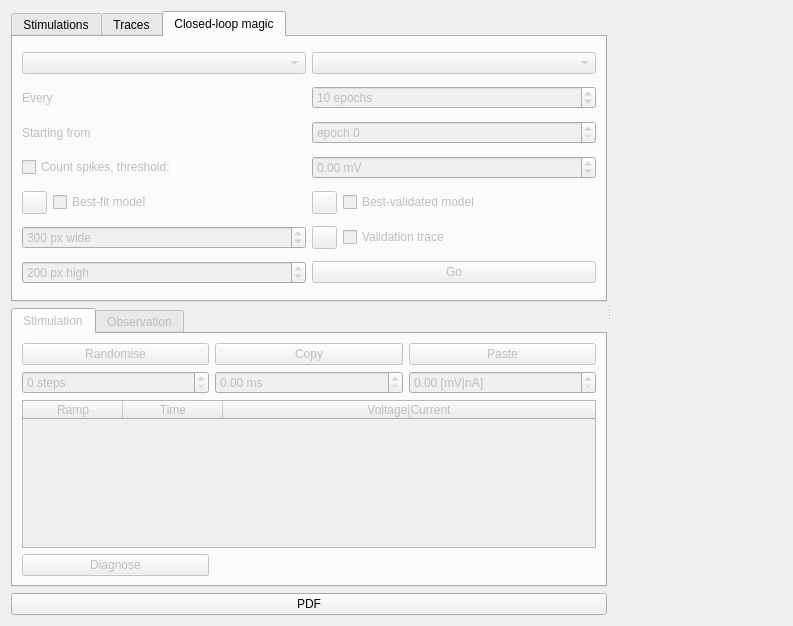
This is src/gui/stimulationcreator.ui in CompEphys-team/rtdo as Qt 5 draws it before an edit. The edited form follows.
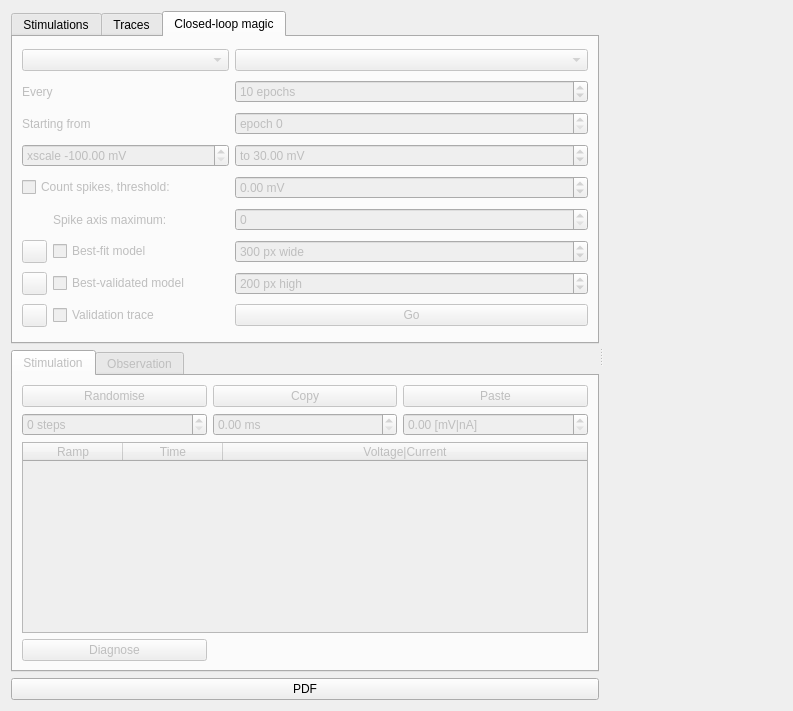
This is the edited form. The open tabs and pages were chosen to show the change. Custom widgets are drawn as their Qt base class.

Commit message: xAxis improvements in closed-loop magic output

```diff
--- a/src/gui/stimulationcreator.ui
+++ b/src/gui/stimulationcreator.ui
@@ -7,7 +7,7 @@
     <x>0</x>
     <y>0</y>
     <width>793</width>
-    <height>626</height>
+    <height>711</height>
    </rect>
   </property>
   <property name="windowTitle">
@@ -149,7 +149,7 @@
        <item row="0" column="0">
         <widget class="QTabWidget" name="tabWidget">
          <property name="currentIndex">
-          <number>0</number>
+          <number>2</number>
          </property>
          <widget class="QWidget" name="tabWidgetPage1">
           <attribute name="title">
@@ -304,30 +304,47 @@
            <string>Closed-loop magic</string>
           </attribute>
           <layout class="QGridLayout" name="gridLayout_7">
-           <item row="6" column="2" colspan="2">
-            <widget class="QPushButton" name="cl_magic">
+           <item row="7" column="1">
+            <widget class="QCheckBox" name="cl_bestvalidated">
              <property name="text">
-              <string>Go</string>
+              <string>Best-validated model</string>
              </property>
             </widget>
            </item>
-           <item row="4" column="1">
+           <item row="2" column="0" colspan="2">
+            <widget class="QLabel" name="label_4">
+             <property name="text">
+              <string>Starting from</string>
+             </property>
+            </widget>
+           </item>
+           <item row="6" column="1">
             <widget class="QCheckBox" name="cl_bestfit">
              <property name="text">
               <string>Best-fit model</string>
              </property>
             </widget>
            </item>
-           <item row="4" column="2">
-            <widget class="ColorButton" name="cl_col_bestV">
-             <property name="maximumSize">
-              <size>
-               <width>25</width>
-               <height>25</height>
-              </size>
+           <item row="0" column="2" colspan="2">
+            <widget class="QComboBox" name="cl_validations"/>
+           </item>
+           <item row="7" column="2" colspan="2">
+            <widget class="QSpinBox" name="cl_height">
+             <property name="suffix">
+              <string> px high</string>
              </property>
+             <property name="maximum">
+              <number>10000</number>
+             </property>
+             <property name="value">
+              <number>200</number>
+             </property>
+            </widget>
+           </item>
+           <item row="8" column="1">
+            <widget class="QCheckBox" name="cl_reference">
              <property name="text">
-              <string/>
+              <string>Validation trace</string>
              </property>
             </widget>
            </item>
@@ -341,20 +358,30 @@
              </property>
             </widget>
            </item>
-           <item row="2" column="0" colspan="2">
-            <widget class="QLabel" name="label_4">
-             <property name="text">
-              <string>Starting from</string>
-             </property>
-            </widget>
-           </item>
            <item row="0" column="0" colspan="2">
             <widget class="QComboBox" name="cl_fits"/>
            </item>
-           <item row="0" column="2" colspan="2">
-            <widget class="QComboBox" name="cl_validations"/>
+           <item row="5" column="1">
+            <widget class="QLabel" name="label_5">
+             <property name="text">
+              <string>Spike axis maximum:</string>
+             </property>
+            </widget>
            </item>
-           <item row="5" column="0" colspan="2">
+           <item row="6" column="0">
+            <widget class="ColorButton" name="cl_col_bestF">
+             <property name="maximumSize">
+              <size>
+               <width>25</width>
+               <height>25</height>
+              </size>
+             </property>
+             <property name="text">
+              <string/>
+             </property>
+            </widget>
+           </item>
+           <item row="6" column="2" colspan="2">
             <widget class="QSpinBox" name="cl_width">
              <property name="suffix">
               <string> px wide</string>
@@ -367,27 +394,20 @@
              </property>
             </widget>
            </item>
-           <item row="1" column="0" colspan="2">
-            <widget class="QLabel" name="label_3">
-             <property name="text">
-              <string>Every</string>
-             </property>
-            </widget>
+           <item row="5" column="2" colspan="2">
+            <widget class="QSpinBox" name="cl_nspike_xmax"/>
            </item>
-           <item row="6" column="0" colspan="2">
-            <widget class="QSpinBox" name="cl_height">
+           <item row="4" column="2" colspan="2">
+            <widget class="QDoubleSpinBox" name="cl_threshold">
              <property name="suffix">
-              <string> px high</string>
+              <string> mV</string>
              </property>
-             <property name="maximum">
-              <number>10000</number>
-             </property>
-             <property name="value">
-              <number>200</number>
+             <property name="minimum">
+              <double>-99.989999999999995</double>
              </property>
             </widget>
            </item>
-           <item row="5" column="2">
+           <item row="8" column="0">
             <widget class="ColorButton" name="cl_col_ref">
              <property name="maximumSize">
               <size>
@@ -400,8 +420,15 @@
              </property>
             </widget>
            </item>
-           <item row="4" column="0">
-            <widget class="ColorButton" name="cl_col_bestF">
+           <item row="4" column="0" colspan="2">
+            <widget class="QCheckBox" name="cl_countspikes">
+             <property name="text">
+              <string>Count spikes, threshold:</string>
+             </property>
+            </widget>
+           </item>
+           <item row="7" column="0">
+            <widget class="ColorButton" name="cl_col_bestV">
              <property name="maximumSize">
               <size>
                <width>25</width>
@@ -413,6 +440,13 @@
              </property>
             </widget>
            </item>
+           <item row="8" column="2" colspan="2">
+            <widget class="QPushButton" name="cl_magic">
+             <property name="text">
+              <string>Go</string>
+             </property>
+            </widget>
+           </item>
            <item row="1" column="2" colspan="2">
             <widget class="QSpinBox" name="cl_epochs">
              <property name="suffix">
@@ -429,34 +463,57 @@
              </property>
             </widget>
            </item>
-           <item row="5" column="3">
-            <widget class="QCheckBox" name="cl_reference">
+           <item row="1" column="0" colspan="2">
+            <widget class="QLabel" name="label_3">
              <property name="text">
-              <string>Validation trace</string>
-             </property>
-            </widget>
-           </item>
-           <item row="4" column="3">
-            <widget class="QCheckBox" name="cl_bestvalidated">
-             <property name="text">
-              <string>Best-validated model</string>
+              <string>Every</string>
              </property>
             </widget>
            </item>
            <item row="3" column="0" colspan="2">
-            <widget class="QCheckBox" name="cl_countspikes">
-             <property name="text">
-              <string>Count spikes, threshold:</string>
+            <widget class="QDoubleSpinBox" name="cl_vmin">
+             <property name="prefix">
+              <string>xscale </string>
+             </property>
+             <property name="suffix">
+              <string> mV</string>
+             </property>
+             <property name="minimum">
+              <double>-100.000000000000000</double>
+             </property>
+             <property name="maximum">
+              <double>100.000000000000000</double>
+             </property>
+             <property name="singleStep">
+              <double>5.000000000000000</double>
+             </property>
+             <property name="value">
+              <double>-100.000000000000000</double>
              </property>
             </widget>
            </item>
            <item row="3" column="2" colspan="2">
-            <widget class="QDoubleSpinBox" name="cl_threshold">
+            <widget class="QDoubleSpinBox" name="cl_vmax">
+             <property name="specialValueText">
+              <string>auto xscale</string>
+             </property>
+             <property name="prefix">
+              <string>to </string>
+             </property>
              <property name="suffix">
               <string> mV</string>
              </property>
              <property name="minimum">
-              <double>-99.989999999999995</double>
+              <double>-100.000000000000000</double>
+             </property>
+             <property name="maximum">
+              <double>100.000000000000000</double>
+             </property>
+             <property name="singleStep">
+              <double>5.000000000000000</double>
+             </property>
+             <property name="value">
+              <double>30.000000000000000</double>
              </property>
             </widget>
            </item>
```
The commit also changes 1 other file.
